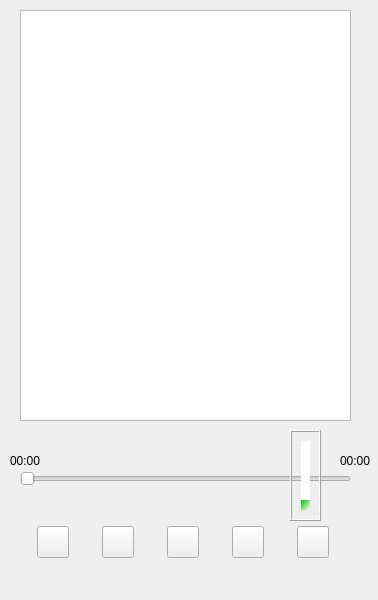
This is project/MusicPlayer/widget.ui in chen-arrow/project2 as Qt 5 draws it before an edit. The edited form follows.
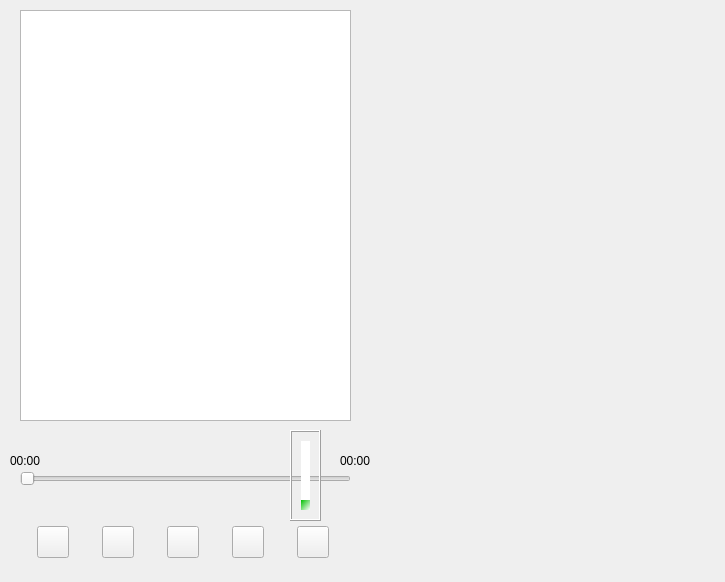
This is the edited form. Icons and pictures are not drawn.

Commit message: 新ui界面：扩大了界面样式

What changed in the file:
```diff
--- a/project/MusicPlayer/widget.ui
+++ b/project/MusicPlayer/widget.ui
@@ -6,8 +6,8 @@
    <rect>
     <x>0</x>
     <y>0</y>
-    <width>378</width>
-    <height>600</height>
+    <width>725</width>
+    <height>582</height>
    </rect>
   </property>
   <property name="windowTitle">
```
